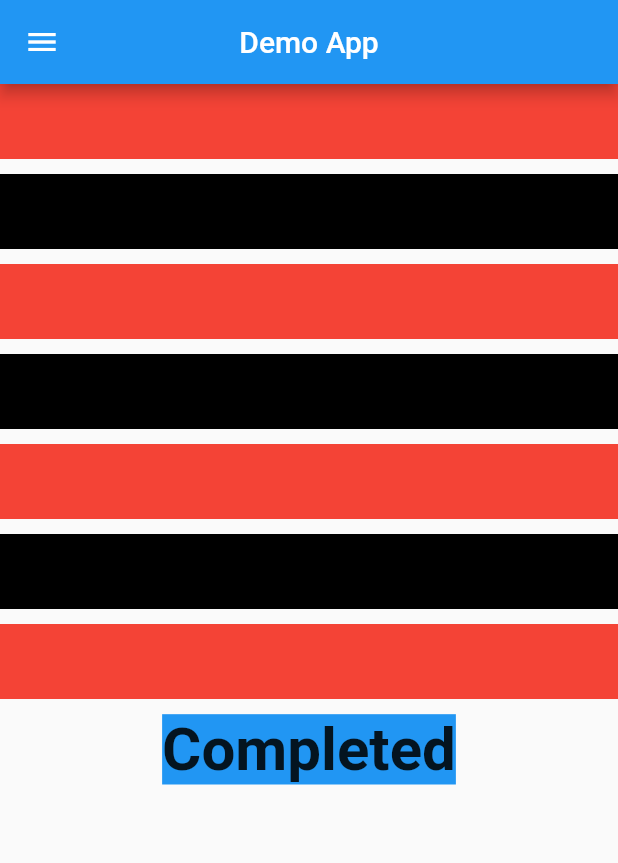
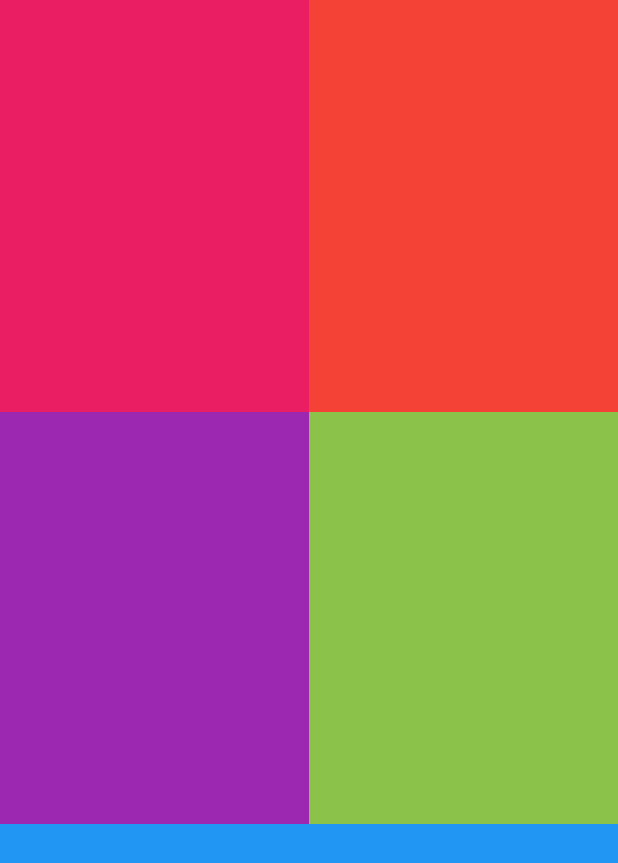
Before and after one commit to CAGAR-1/mero_medical, a Flutter app: the screen it shows after launch, on a phone screen of 412 x 824 dp. Shown: the top 863 px of the screen. Run offline on Flutter 3.47's test engine with Material 2 defaults, Android fonts, the phone set to English and light mode, and no system bars.

Commit message:
added column

```diff
--- a/lib/main.dart
+++ b/lib/main.dart
@@ -1,73 +1,60 @@
 import 'package:flutter/material.dart';
 
 void main() {
-  runApp(demo());
+  runApp(My_App());
 }
 
-class demo extends StatelessWidget {
-  const demo({super.key});
+class My_App extends StatelessWidget {
+  const My_App({super.key});
 
   @override
   Widget build(BuildContext context) {
     return MaterialApp(
       debugShowCheckedModeBanner: false,
       home: Scaffold(
-
-        appBar: AppBar(
-          centerTitle: true,
-          title: Text("Demo App"),
+        body: Column(
+          children: [
+            Expanded(
+                child: Row(
+              children: [
+                Expanded(
+                  child: Container(
+                    color: Colors.pink,
                   ),
-        body: Center(
-          child: Column(
-            children: [
-              Container(
-                height: 50,
+                ),
+                Expanded(
+                  child: Container(
                     color: Colors.red,
                   ),
-              SizedBox(
-                height: 10,
                 ),
-              Container(
-                height: 50,
-                color: Colors.black,
+              ],
+            )),
+            Expanded(
+              child: Row(
+                children: [
+                  Expanded(
+                    child: Container(
+                      color: Colors.purple,
                     ),
-              SizedBox(height: 10,),
-              Container(
-                height: 50,
-                color: Colors.red,
+                  ),
+                  Expanded(
+                    child: Container(
+                      color: Colors.lightGreen,
+                    ),
+                  )
+                ],
+              ),
             ),
             SizedBox(
-                height: 10,
+              width: 10,
             ),
-              Container(
-                height: 50,
-                color: Colors.black,
+            Expanded(
+              child: Container(
+                color: Colors.blue,
               ),
-              SizedBox(height: 10,),
-              Container(
-                height: 50,
-                color: Colors.red,
             ),
-              SizedBox(
-                height: 10,
-              ),
-              Container(
-                height: 50,
-                color: Colors.black,
-              ),
-              SizedBox(height: 10,),
-              Container(
-                height: 50,
-                color: Colors.red,
-              ),
-              SizedBox(
-                height: 10,
-              ),
-              Text("Completed",style:TextStyle(backgroundColor:Colors.blue,fontSize: 40,fontWeight: FontWeight.bold),)
-
           ],
         ),
-        ),drawer: Drawer(),
       ),
     );
   }
```
Lines whose indentation alone changed are shown as unchanged.
